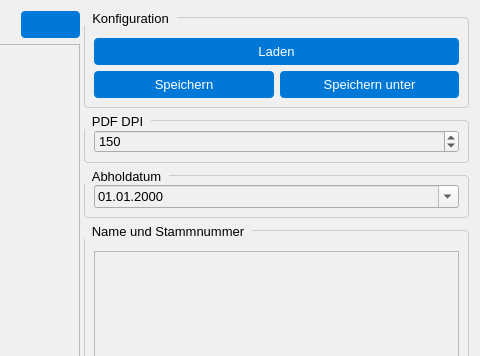
Old version of the form src/ui/design/pdf_display.ui in the repository CodeName-666/VDataParser; both pictures show x 616 to 1096 and y 0 to 356 of the 1096 by 967 pixel window.
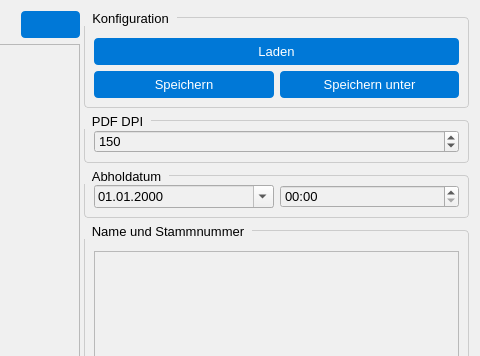
New version of the form. Icons and pictures are not drawn.

Commit message: Add pickup time selection and European date

What changed in the file:
```diff
--- a/src/ui/design/pdf_display.ui
+++ b/src/ui/design/pdf_display.ui
@@ -282,6 +282,13 @@
            </property>
           </widget>
          </item>
+         <item>
+          <widget class="QTimeEdit" name="timeEditPickup">
+           <property name="displayFormat">
+            <string>HH:mm</string>
+           </property>
+          </widget>
+         </item>
         </layout>
        </widget>
       </item>
```
The commit also changes 6 other files.
